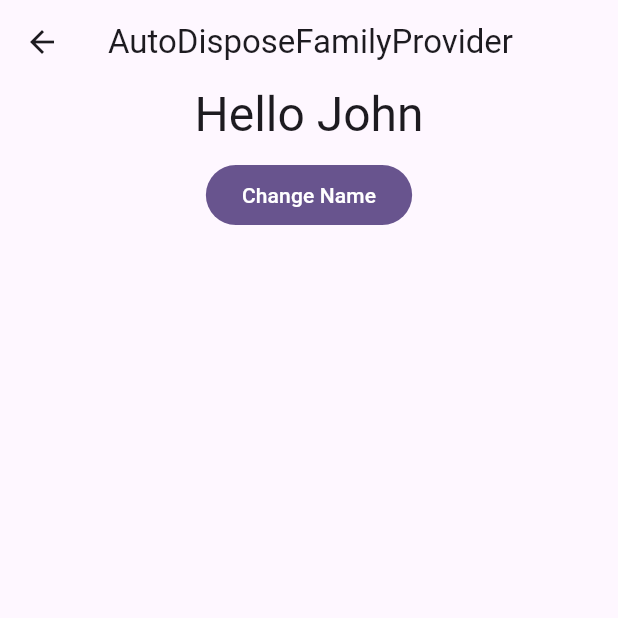
After one commit to jsmile/riverpod_provider, a Flutter app: the screen it shows after launch, after a tap on "AutoDisposeFamilyTestProvider", on a phone screen of 412 x 824 dp, the top half of it. The commit adds this screen. Run offline on Flutter 3.47's test engine with Material 3 defaults, Android fonts, the phone set to English and light mode, and no system bars; our stand-ins replace equatable, flutter_riverpod.

Commit message:
riverpod Provider family 는 param 에 따라 별도의 provider 로 생성됨.

```diff
--- a/lib/src/app.dart
+++ b/lib/src/app.dart
@@ -1,8 +1,8 @@
 import 'package:flutter/material.dart';
-import 'package:flutter_riverpod/flutter_riverpod.dart';
 
 import 'pages/auto_dispose/auto_dispose_page.dart';
 import 'pages/auto_dispose_family/auto_dispose_family_page.dart';
+import 'pages/auto_dispose_family_test/auto_dispose_family_page_test.dart';
 import 'pages/basic/basic_page.dart';
 import 'pages/family/family_page.dart';
 import 'widgets/custom_button.dart';
@@ -54,6 +54,10 @@ class MyHomePage extends StatelessWidget {
               title: 'AutoDisposeFamilyProvider',
               child: AutoDisposeFamilyPage(),
             ),
+            CustomButton(
+              title: 'AutoDisposeFamilyTestProvider',
+              child: AutoDisposeFamilyTestPage(),
+            ),
           ],
         ),
       ),
--- /dev/null
+++ b/lib/src/pages/auto_dispose_family_test/auto_dispose_family_page_test.dart
@@ -0,0 +1,50 @@
+import 'package:flutter/material.dart';
+import 'package:flutter_riverpod/flutter_riverpod.dart';
+
+import 'auto_dispose_family_provider_test.dart';
+
+/// 동일한 type 의 Provider 들을 parameter 에 따라 여러개 만들어도
+/// 각각의 provider 들은 별도로 Dispose 됨.
+
+class AutoDisposeFamilyTestPage extends ConsumerStatefulWidget {
+  const AutoDisposeFamilyTestPage({super.key});
+
+  @override
+  ConsumerState<AutoDisposeFamilyTestPage> createState() =>
+      _AutoDisposeFamilyTestPageState();
+}
+
+class _AutoDisposeFamilyTestPageState
+    extends ConsumerState<AutoDisposeFamilyTestPage> {
+  String name = 'John';
+
+  @override
+  Widget build(BuildContext context) {
+    final helloThere = ref.watch(autoDisposeFamilyHelloTestProvider(name));
+
+    return Scaffold(
+      appBar: AppBar(
+        title: const Text('AutoDisposeFamilyProvider'),
+      ),
+      body: Center(
+        child: Column(
+          children: [
+            Text(
+              helloThere,
+              style: Theme.of(context).textTheme.headlineLarge,
+            ),
+            SizedBox(height: 10),
+            FilledButton(
+              onPressed: () {
+                setState(() {
+                  name = name == 'John' ? 'Jane' : 'John';
+                });
+              },
+              child: Text('Change Name'),
+            ),
+          ],
+        ),
+      ),
+    );
+  }
+}
--- /dev/null
+++ b/lib/src/pages/auto_dispose_family_test/auto_dispose_family_provider_test.dart
@@ -0,0 +1,12 @@
+import 'package:flutter_riverpod/flutter_riverpod.dart';
+
+final autoDisposeFamilyHelloTestProvider =
+    Provider.autoDispose.family<String, String>((ProviderRef ref, String name) {
+  print('### autoDisposeFamilyHelloTestProvider( $name ) : created !');
+
+  ref.onDispose(() {
+    print('### autoDisposeFamilyHelloTestProvider( $name ) : disposed !');
+  });
+
+  return 'Hello $name';
+});
```
